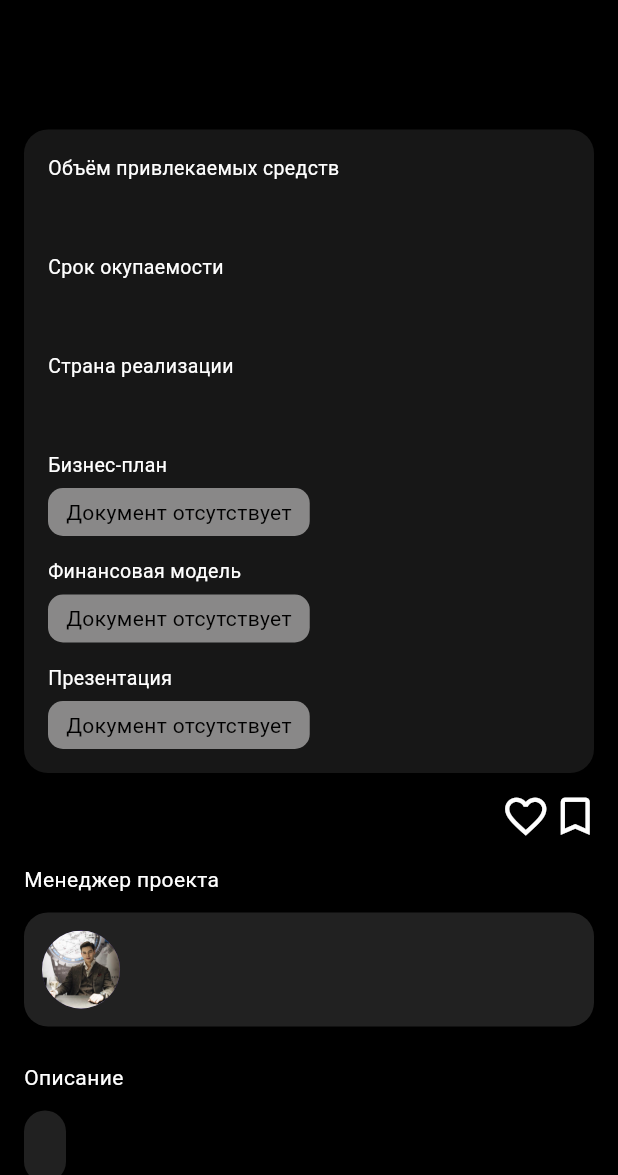
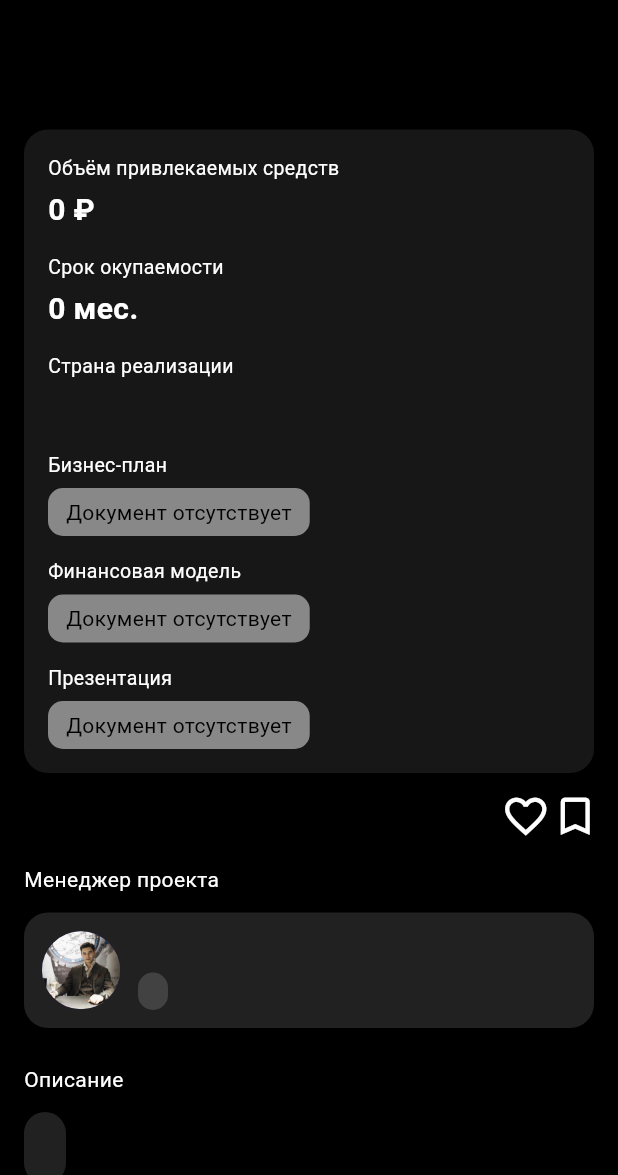
Before and after one commit to Founders-Net/FRONTEND, a Flutter app: the InvestmentDetailsPage screen opened directly with empty values, after a tap on the "favorite outline" icon, on a phone screen of 412 x 824 dp, the part 61-1236 px from its top. Run offline on Flutter 3.47's test engine with Material 3 defaults, Android fonts, the phone set to English and light mode, and no system bars; our stand-ins replace bloc, country_picker, dio, equatable, file_picker, firebase_core and 6 more; missing offline and left inert: flutter_pdfview; accounts and stored records are empty; network calls fail; Roboto replaces fonts that are missing (InriaSans).

Commit message:
fix(investment): like/unlike

```diff
--- a/lib/data/api/investment_api_service.dart
+++ b/lib/data/api/investment_api_service.dart
@@ -2,6 +2,8 @@ import 'package:dio/dio.dart';
 import 'package:flutter_founders/data/api/dio_client.dart';
 import 'package:flutter_founders/models/investment_model.dart';
 import 'package:flutter/foundation.dart'; // for debugPrint
+import 'package:flutter_secure_storage/flutter_secure_storage.dart';
+
 
 class InvestmentApiService {
   final Dio _dio = DioClient().dio;
@@ -126,6 +128,16 @@ class InvestmentApiService {
     }
   }
 
+  final _storage = const FlutterSecureStorage();
+
+  Future<String> _getToken() async {
+  final token = await _storage.read(key: 'auth_token');
+  if (token == null || token.isEmpty) {
+    throw Exception('No auth token found');
+  }
+  return 'Bearer $token';
+  }
+
   Future<void> deleteInvestment(int id) async {
     try {
       final response = await _dio.delete('/investments/$id');
@@ -135,4 +147,18 @@ class InvestmentApiService {
       rethrow;
     }
   }
+
+  Future<void> likeInvestment(int investmentId) async {
+  final token = await _getToken();
+  await _dio.post('/api/likes/$investmentId',
+    options: Options(headers: {'Authorization': token}),
+  );
 }
+
+Future<void> unlikeInvestment(int investmentId) async {
+  final token = await _getToken();
+  await _dio.delete('/api/likes/$investmentId',
+    options: Options(headers: {'Authorization': token}),
+  );
+}
+}
--- a/lib/presentation/investment/investment_details/bloc/investment_details_bloc.dart
+++ b/lib/presentation/investment/investment_details/bloc/investment_details_bloc.dart
@@ -1,16 +1,38 @@
 import 'package:flutter_bloc/flutter_bloc.dart';
 import 'investment_details_event.dart';
 import 'investment_details_state.dart';
+import 'package:flutter_founders/data/api/investment_api_service.dart';
 
 class InvestmentDetailsBloc extends Bloc<InvestmentDetailsEvent, InvestmentDetailsState> {
-  InvestmentDetailsBloc() : super(InvestmentDetailsState.initial()) {
+  final InvestmentApiService apiService;
+
+  InvestmentDetailsBloc({required this.apiService}) : super(InvestmentDetailsState.initial()) {
     on<LoadInvestmentDetailsEvent>((event, emit) async {
       emit(state.copyWith(isLoading: true));
-      await Future.delayed(const Duration(milliseconds: 500)); // simulate fetch
+      await Future.delayed(const Duration(milliseconds: 500));
       emit(state.copyWith(
         isLoading: false,
         investment: event.investment,
+        isLiked: false,
       ));
+    });
+
+    on<ToggleLikeInvestmentEvent>((event, emit) async {
+      try {
+        if (event.isLiked) {
+          await apiService.unlikeInvestment(event.investmentId);
+          emit(state.copyWith(isLiked: false));
+        } else {
+          await apiService.likeInvestment(event.investmentId);
+          emit(state.copyWith(isLiked: true));
+        }
+      } catch (_) {
+        // Handle error silently or emit error state
+      }
+    });
+
+    on<SetLikedStateEvent>((event, emit) {
+      emit(state.copyWith(isLiked: event.isLiked));
     });
   }
 }
--- a/lib/presentation/investment/investment_details/bloc/investment_details_event.dart
+++ b/lib/presentation/investment/investment_details/bloc/investment_details_event.dart
@@ -1,9 +1,20 @@
-import 'package:flutter_founders/presentation/investment/models/details_investment_model.dart';
+import 'package:flutter_founders/models/investment_model.dart';
 
 abstract class InvestmentDetailsEvent {}
 
 class LoadInvestmentDetailsEvent extends InvestmentDetailsEvent {
-  final DetailsInvestmentModel investment;
+  final InvestmentModel investment;
 
   LoadInvestmentDetailsEvent(this.investment);
 }
+
+class ToggleLikeInvestmentEvent extends InvestmentDetailsEvent {
+  final int investmentId;
+  final bool isLiked;
+  ToggleLikeInvestmentEvent({required this.investmentId, required this.isLiked});
+}
+
+class SetLikedStateEvent extends InvestmentDetailsEvent {
+  final bool isLiked;
+  SetLikedStateEvent({required this.isLiked});
+}
--- a/lib/presentation/investment/investment_details/bloc/investment_details_state.dart
+++ b/lib/presentation/investment/investment_details/bloc/investment_details_state.dart
@@ -1,13 +1,15 @@
 import 'package:equatable/equatable.dart';
-import 'package:flutter_founders/presentation/investment/models/details_investment_model.dart';
+import 'package:flutter_founders/models/investment_model.dart';
 
 class InvestmentDetailsState extends Equatable {
   final bool isLoading;
-  final DetailsInvestmentModel? investment;
+  final InvestmentModel? investment;
+  final bool isLiked;
 
   const InvestmentDetailsState({
     required this.isLoading,
     this.investment,
+    this.isLiked = false,
   });
 
   factory InvestmentDetailsState.initial() {
@@ -16,14 +18,16 @@ class InvestmentDetailsState extends Equatable {
 
   InvestmentDetailsState copyWith({
     bool? isLoading,
-    DetailsInvestmentModel? investment,
+    InvestmentModel? investment,
+    bool? isLiked,
   }) {
     return InvestmentDetailsState(
       isLoading: isLoading ?? this.isLoading,
       investment: investment ?? this.investment,
+      isLiked: isLiked ?? this.isLiked,
     );
   }
 
   @override
-  List<Object?> get props => [isLoading, investment ?? ''];
+  List<Object?> get props => [isLoading, investment ?? '', isLiked];
 }
--- a/lib/presentation/investment/investment_details/investment_details.dart
+++ b/lib/presentation/investment/investment_details/investment_details.dart
@@ -1,18 +1,25 @@
 import 'package:flutter/material.dart';
-import 'package:flutter_founders/presentation/investment/models/details_investment_model.dart';
+import 'package:flutter_bloc/flutter_bloc.dart';
+import 'package:flutter_founders/models/investment_model.dart';
 import 'widgets/investment_header.dart';
 import 'widgets/investment_manager_info.dart';
 import 'widgets/investment_description_card.dart';
 import 'widgets/investment_action_buttons_row.dart';
+import 'bloc/investment_details_bloc.dart';
+import 'bloc/investment_details_event.dart';
+import 'package:flutter_founders/data/api/investment_api_service.dart';
 
 class InvestmentDetailsPage extends StatelessWidget {
-  final DetailsInvestmentModel investment;
+  final InvestmentModel investment;
 
   const InvestmentDetailsPage({super.key, required this.investment});
 
   @override
   Widget build(BuildContext context) {
-    return Scaffold(
+    return BlocProvider(
+      create: (_) => InvestmentDetailsBloc(apiService: InvestmentApiService())
+        ..add(LoadInvestmentDetailsEvent(investment)),
+      child: Scaffold(
         backgroundColor: Colors.black,
         appBar: AppBar(
           backgroundColor: Colors.black,
@@ -36,9 +43,11 @@ class InvestmentDetailsPage extends StatelessWidget {
                 const SizedBox(height: 24),
 
                 InvestmentManagerInfo(
-                name: investment.managerName,
-                imageUrl: investment.managerImage,
-                tags: investment.managerTags,
+                  name: investment.userName ?? 'Без имени',
+                  imageUrl: investment.userAvatar ?? '',
+                  tags: investment.userInfo != null
+                      ? investment.userInfo!.split(',')
+                      : [],
                 ),
                 const SizedBox(height: 24),
 
@@ -50,6 +59,7 @@ class InvestmentDetailsPage extends StatelessWidget {
             ),
           ),
         ),
+      ),
     );
   }
 }
--- a/lib/presentation/investment/investment_details/widgets/investment_header.dart
+++ b/lib/presentation/investment/investment_details/widgets/investment_header.dart
@@ -1,8 +1,12 @@
 import 'package:flutter/material.dart';
-import 'package:flutter_founders/presentation/investment/models/details_investment_model.dart';
+import 'package:flutter_bloc/flutter_bloc.dart';
+import 'package:flutter_founders/models/investment_model.dart';
+import 'package:flutter_founders/presentation/investment/investment_details/bloc/investment_details_bloc.dart';
+import 'package:flutter_founders/presentation/investment/investment_details/bloc/investment_details_event.dart';
+import 'package:flutter_founders/presentation/investment/investment_details/bloc/investment_details_state.dart';
 
 class InvestmentHeader extends StatelessWidget {
-  final DetailsInvestmentModel model;
+  final InvestmentModel model;
 
   const InvestmentHeader({super.key, required this.model});
 
@@ -31,11 +35,11 @@ class InvestmentHeader extends StatelessWidget {
           child: Column(
             crossAxisAlignment: CrossAxisAlignment.start,
             children: [
-              _InfoRow(label: 'Объём привлекаемых средств', value: model.amount),
+              _InfoRow(label: 'Объём привлекаемых средств', value: '${model.investmentAmount} ₽'),
               const SizedBox(height: 14),
-              _InfoRow(label: 'Срок окупаемости', value: model.period),
+              _InfoRow(label: 'Срок окупаемости', value: '${model.paybackPeriodMonths} мес.'),
               const SizedBox(height: 14),
-              _InfoRow(label: 'Страна реализации', value: model.location),
+              _InfoRow(label: 'Страна реализации', value: model.country),
               const SizedBox(height: 14),
               _FileBlock(
                 label: 'Бизнес-план',
@@ -63,9 +67,9 @@ class InvestmentHeader extends StatelessWidget {
         const SizedBox(height: 12),
         Row(
           mainAxisAlignment: MainAxisAlignment.end,
-          children: const [
-            _IconButton(icon: Icons.favorite_border),
-            _IconButton(icon: Icons.bookmark_border),
+          children: [
+            _LikeButton(investmentId: model.id),
+            const _IconButton(icon: Icons.bookmark_border),
           ],
         ),
       ],
@@ -132,9 +136,7 @@ class _IconButton extends StatelessWidget {
       padding: const EdgeInsets.symmetric(horizontal: 4),
       child: InkWell(
         borderRadius: BorderRadius.circular(12),
-        onTap: () {
-          // TODO: Handle tap
-        },
+        onTap: () {},
         child: SizedBox(
           width: 25,
           height: 25,
@@ -148,3 +150,41 @@ class _IconButton extends StatelessWidget {
     );
   }
 }
+
+class _LikeButton extends StatelessWidget {
+  final int investmentId;
+
+  const _LikeButton({required this.investmentId});
+
+  @override
+  Widget build(BuildContext context) {
+    return BlocBuilder<InvestmentDetailsBloc, InvestmentDetailsState>(
+      builder: (context, state) {
+        final isLiked = state.isLiked;
+        return Padding(
+          padding: const EdgeInsets.symmetric(horizontal: 4),
+          child: InkWell(
+            borderRadius: BorderRadius.circular(12),
+            onTap: () {
+              context.read<InvestmentDetailsBloc>().add(
+                ToggleLikeInvestmentEvent(
+                  investmentId: investmentId,
+                  isLiked: isLiked,
+                ),
+              );
+            },
+            child: SizedBox(
+              width: 25,
+              height: 25,
+              child: Icon(
+                isLiked ? Icons.favorite : Icons.favorite_border,
+                color: isLiked ? Colors.red : Colors.white,
+                size: 33,
+              ),
+            ),
+          ),
+        );
+      },
+    );
+  }
+}
--- a/lib/presentation/investment/models/details_investment_model.dart
+++ /dev/null
@@ -1,29 +0,0 @@
-class DetailsInvestmentModel {
-  final String title;
-  final String amount;
-  final String period;
-  final String location;
-  final String description;
-
-  final String? businessPlanUrl;
-  final String? financialModelUrl;
-  final String? presentationUrl;
-
-  final String managerName;
-  final String managerImage;
-  final List<String> managerTags;
-
-  const DetailsInvestmentModel({
-    required this.title,
-    required this.amount,
-    required this.period,
-    required this.location,
-    required this.description,
-    this.businessPlanUrl,
-    this.financialModelUrl,
-    this.presentationUrl,
-    required this.managerName,
-    required this.managerImage,
-    required this.managerTags,
-  });
-}
--- a/lib/presentation/investment/widgets/investment_card.dart
+++ b/lib/presentation/investment/widgets/investment_card.dart
@@ -1,7 +1,6 @@
 import 'package:flutter/material.dart';
 import 'package:flutter_founders/models/investment_model.dart';
 import 'package:flutter_founders/presentation/investment/investment_details/investment_details.dart';
-import 'package:flutter_founders/presentation/investment/models/details_investment_model.dart';
 
 class InvestmentCard extends StatelessWidget {
   final InvestmentModel investment;
@@ -17,25 +16,11 @@ class InvestmentCard extends StatelessWidget {
       padding: const EdgeInsets.symmetric(horizontal: 16, vertical: 8),
       child: InkWell(
         onTap: () {
-          final detailsModel = DetailsInvestmentModel(
-            title: investment.title,
-            amount: '${investment.investmentAmount.toStringAsFixed(0)} ₽',
-            period: '${investment.paybackPeriodMonths} мес.',
-            location: investment.country,
-            description: investment.description,
-            businessPlanUrl: investment.businessPlanUrl,
-            financialModelUrl: investment.financialModelUrl,
-            presentationUrl: investment.presentationUrl,
-
-            managerName: investment.userName ?? 'Без имени',
-            managerImage: investment.userAvatar ?? '',
-            managerTags: investment.userInfo?.split(',') ?? [],
-          );
-
+          // Directly passing the InvestmentModel to InvestmentDetailsPage
           Navigator.push(
             context,
             MaterialPageRoute(
-              builder: (_) => InvestmentDetailsPage(investment: detailsModel),
+              builder: (_) => InvestmentDetailsPage(investment: investment),
             ),
           );
         },
```
Lines whose indentation alone changed are shown as unchanged.
